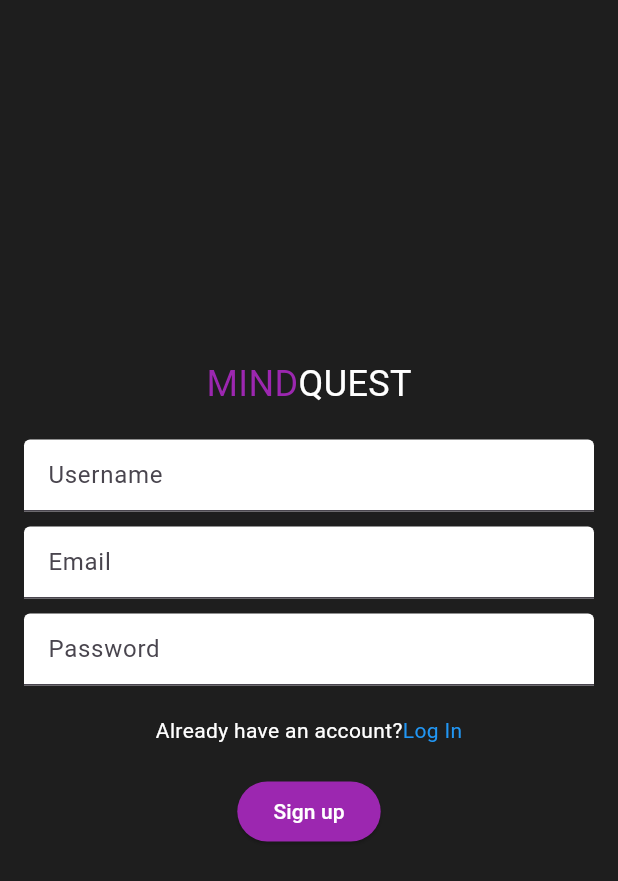
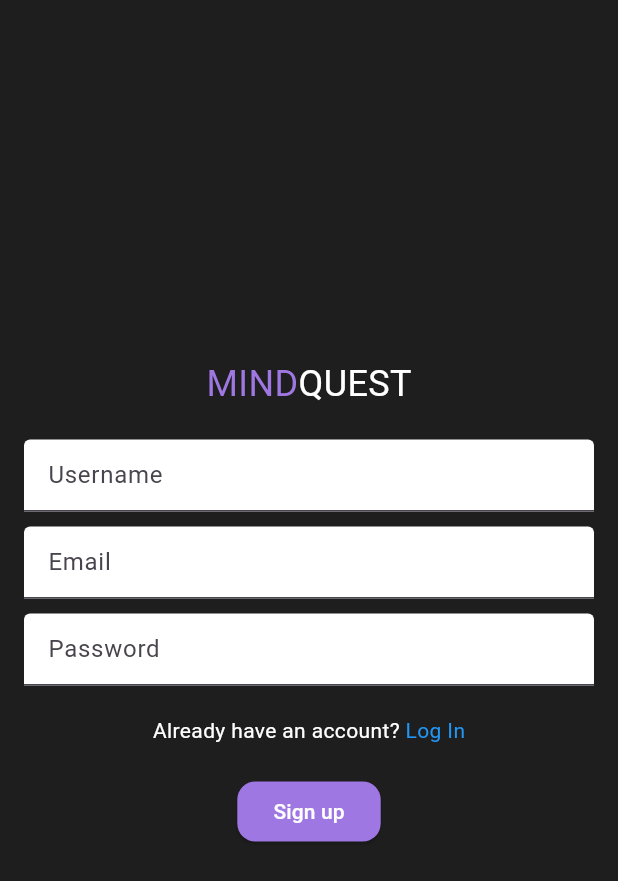
Before and after one commit to samiul123/mindquest, a Flutter app: the screen it shows after launch, after a tap on "Sign up", on a phone screen of 412 x 824 dp. Shown: the top 881 px of the screen. Run offline on Flutter 3.47's test engine with Material 3 defaults, Android fonts, the phone set to English and light mode, and no system bars; our stand-ins replace charts_flutter, flutter_dotenv; network calls fail.

Commit message:
Change color in login and sign up screen

```diff
--- a/frontend/lib/login_screen.dart
+++ b/frontend/lib/login_screen.dart
@@ -5,6 +5,7 @@ import 'package:flutter_dotenv/flutter_dotenv.dart';
 import 'package:frontend/common_layout.dart';
 import 'package:frontend/home_screen.dart';
 import 'package:frontend/signup_screen.dart';
+import 'package:frontend/utils.dart';
 import 'package:http/http.dart' as http;
 
 class LoginScreen extends StatefulWidget {
@@ -133,7 +134,10 @@ class _LoginScreenState extends State<LoginScreen> {
         handleLogin(context);
       },
       style: ElevatedButton.styleFrom(
-        backgroundColor: Colors.purple,
+        shape: RoundedRectangleBorder(
+          borderRadius: BorderRadius.circular(12)
+        ),
+        backgroundColor: CustomColor.purple,
       ),
       child: const Text('Log In', style: TextStyle(color: Colors.white)),
     );
@@ -144,7 +148,7 @@ class _LoginScreenState extends State<LoginScreen> {
       mainAxisAlignment: MainAxisAlignment.center,
       children: [
         const Text(
-          "Don't have an account?",
+          "Don't have an account? ",
           style: TextStyle(color: Colors.white),
         ),
         GestureDetector(
@@ -198,7 +202,7 @@ class _LoginScreenState extends State<LoginScreen> {
       children: [
         Text(
           'MIND',
-          style: TextStyle(color: Colors.purple, fontSize: 24),
+          style: TextStyle(color: CustomColor.purple, fontSize: 24),
         ),
         Text(
           'QUEST',
--- a/frontend/lib/signup_screen.dart
+++ b/frontend/lib/signup_screen.dart
@@ -4,6 +4,7 @@ import 'package:flutter/material.dart';
 import 'package:flutter_dotenv/flutter_dotenv.dart';
 import 'package:frontend/common_layout.dart';
 import 'package:frontend/login_screen.dart';
+import 'package:frontend/utils.dart';
 import 'package:http/http.dart' as http;
 
 class SignupScreen extends StatefulWidget {
@@ -134,7 +135,10 @@ class _SignupScreenState extends State<SignupScreen> {
         handleSignup();
       },
       style: ElevatedButton.styleFrom(
-        backgroundColor: Colors.purple,
+        shape: RoundedRectangleBorder(
+            borderRadius: BorderRadius.circular(12)
+        ),
+        backgroundColor: CustomColor.purple,
       ),
       child: const Text('Sign up', style: TextStyle(color: Colors.white)),
     );
@@ -179,7 +183,7 @@ class _SignupScreenState extends State<SignupScreen> {
       mainAxisAlignment: MainAxisAlignment.center,
       children: [
         const Text(
-          "Already have an account?",
+          "Already have an account? ",
           style: TextStyle(color: Colors.white),
         ),
         GestureDetector(
@@ -199,7 +203,7 @@ class _SignupScreenState extends State<SignupScreen> {
       children: [
         Text(
           'MIND',
-          style: TextStyle(color: Colors.purple, fontSize: 24),
+          style: TextStyle(color: CustomColor.purple, fontSize: 24),
         ),
         Text(
           'QUEST',
```
